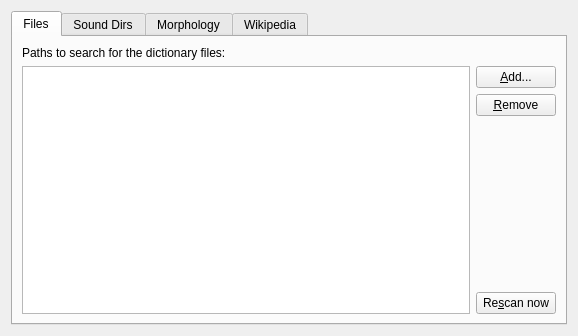
Old version of the form src/sources.ui in the repository goldendict/goldendict.
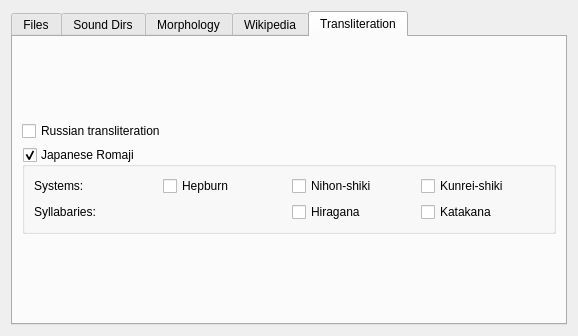
New version of the form. The open tabs and pages were chosen to show the change. Icons and pictures are not drawn.

Commit message: + Support for transliterations added. For now basic Russian translit and   Hepburn Romaji are supported.

```diff
--- a/src/sources.ui
+++ b/src/sources.ui
@@ -271,6 +271,131 @@
        </item>
       </layout>
      </widget>
+     <widget class="QWidget" name="tab_3">
+      <attribute name="title">
+       <string>Transliteration</string>
+      </attribute>
+      <layout class="QVBoxLayout" name="verticalLayout_9">
+       <item>
+        <spacer name="verticalSpacer_5">
+         <property name="orientation">
+          <enum>Qt::Vertical</enum>
+         </property>
+         <property name="sizeHint" stdset="0">
+          <size>
+           <width>20</width>
+           <height>40</height>
+          </size>
+         </property>
+        </spacer>
+       </item>
+       <item>
+        <widget class="QCheckBox" name="enableRussianTransliteration">
+         <property name="text">
+          <string>Russian transliteration</string>
+         </property>
+        </widget>
+       </item>
+       <item>
+        <widget class="QGroupBox" name="enableRomaji">
+         <property name="toolTip">
+          <string>Enables to use the Latin alphabet to write the Japanese language</string>
+         </property>
+         <property name="title">
+          <string>Japanese Romaji</string>
+         </property>
+         <property name="checkable">
+          <bool>true</bool>
+         </property>
+         <property name="checked">
+          <bool>true</bool>
+         </property>
+         <layout class="QGridLayout" name="gridLayout">
+          <item row="0" column="0">
+           <widget class="QLabel" name="label_7">
+            <property name="text">
+             <string>Systems:</string>
+            </property>
+           </widget>
+          </item>
+          <item row="0" column="1">
+           <widget class="QCheckBox" name="enableHepburn">
+            <property name="toolTip">
+             <string>The most widely used method of transcription of Japanese,
+based on English phonology</string>
+            </property>
+            <property name="text">
+             <string>Hepburn</string>
+            </property>
+           </widget>
+          </item>
+          <item row="0" column="2">
+           <widget class="QCheckBox" name="enableNihonShiki">
+            <property name="toolTip">
+             <string>The most regular system, having a one-to-one relation to the
+kana writing systems. Standardized as ISO 3602</string>
+            </property>
+            <property name="text">
+             <string>Nihon-shiki</string>
+            </property>
+           </widget>
+          </item>
+          <item row="0" column="3">
+           <widget class="QCheckBox" name="enableKunreiShiki">
+            <property name="toolTip">
+             <string>Based on Nihon-shiki system, but modified for modern standard Japanese.
+Standardized as ISO 3602</string>
+            </property>
+            <property name="text">
+             <string>Kunrei-shiki</string>
+            </property>
+           </widget>
+          </item>
+          <item row="1" column="0">
+           <widget class="QLabel" name="label_8">
+            <property name="text">
+             <string>Syllabaries:</string>
+            </property>
+           </widget>
+          </item>
+          <item row="1" column="2">
+           <widget class="QCheckBox" name="enableHiragana">
+            <property name="toolTip">
+             <string>Hiragana Japanese syllabary</string>
+            </property>
+            <property name="text">
+             <string>Hiragana</string>
+            </property>
+           </widget>
+          </item>
+          <item row="1" column="3">
+           <widget class="QCheckBox" name="enableKatakana">
+            <property name="toolTip">
+             <string>Hiragana Japanese syllabary</string>
+            </property>
+            <property name="text">
+             <string>Katakana</string>
+            </property>
+           </widget>
+          </item>
+         </layout>
+        </widget>
+       </item>
+       <item>
+        <spacer name="verticalSpacer_4">
+         <property name="orientation">
+          <enum>Qt::Vertical</enum>
+         </property>
+         <property name="sizeHint" stdset="0">
+          <size>
+           <width>20</width>
+           <height>80</height>
+          </size>
+         </property>
+        </spacer>
+       </item>
+      </layout>
+     </widget>
     </widget>
    </item>
   </layout>
```
The commit also changes 18 other files.
